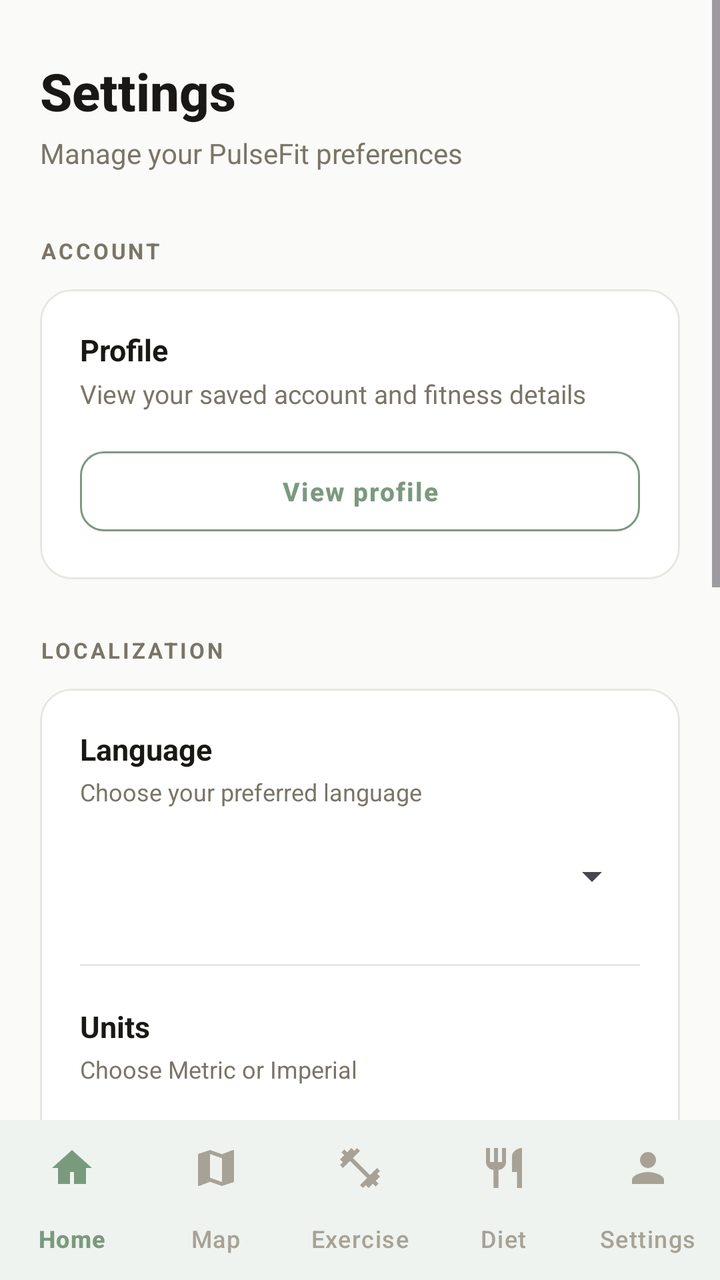
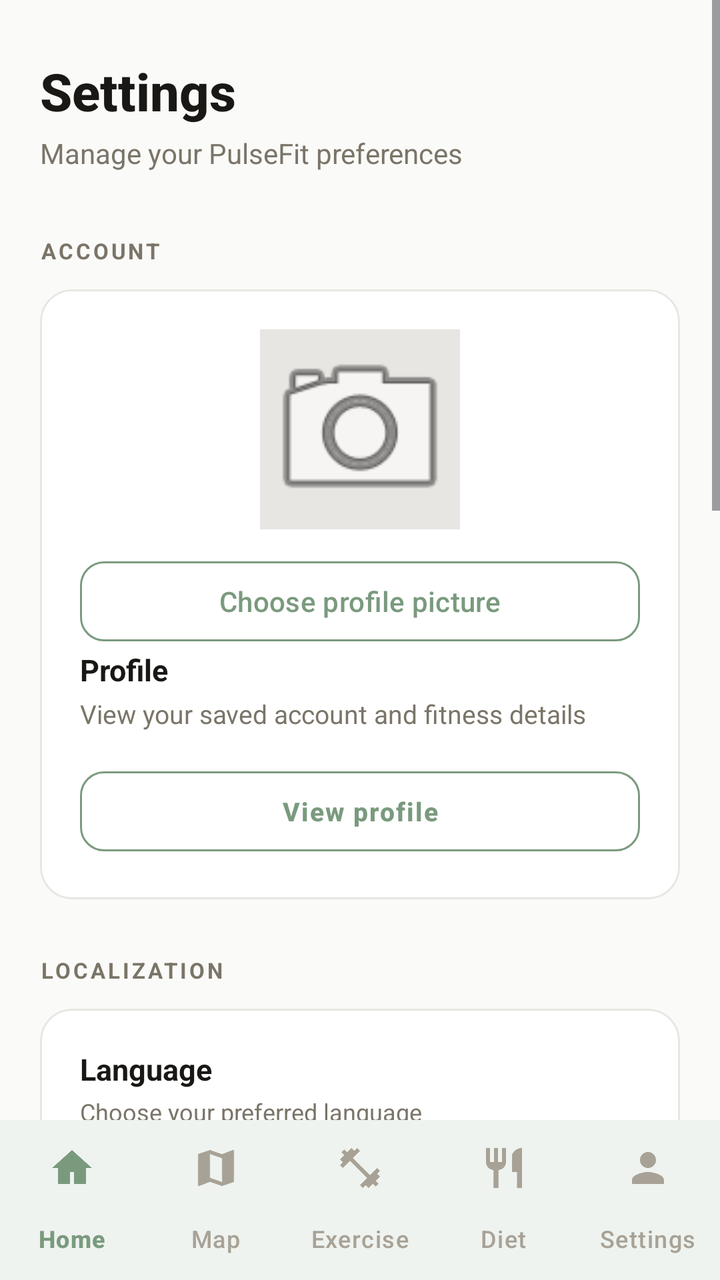

Compare the two renders of this Android layout. The source of the first and the diff that turns it into the second are given below.
<!-- AndroidManifest.xml: application theme Theme.PulseFit_App -->
<!-- res/layout/activity_settings.xml -->
<?xml version="1.0" encoding="utf-8"?>
<LinearLayout
    xmlns:android="http://schemas.android.com/apk/res/android"
    xmlns:app="http://schemas.android.com/apk/res-auto"
    xmlns:tools="http://schemas.android.com/tools"
    android:id="@+id/main"
    android:layout_width="match_parent"
    android:layout_height="match_parent"
    android:orientation="vertical"
    android:background="@color/bg"
    tools:context=".Settings">

    
    <ScrollView
        android:layout_width="match_parent"
        android:layout_height="0dp"
        android:layout_weight="1"
        android:fillViewport="true"
        android:clipToPadding="false">

        <LinearLayout
            android:layout_width="match_parent"
            android:layout_height="wrap_content"
            android:orientation="vertical"
            android:paddingStart="20dp"
            android:paddingTop="28dp"
            android:paddingEnd="20dp"
            android:paddingBottom="24dp">

            
            <TextView
                android:layout_width="match_parent"
                android:layout_height="wrap_content"
                android:text="Settings"
                android:textColor="@color/text_primary"
                android:textSize="26sp"
                android:textStyle="bold"
                android:fontFamily="sans-serif-medium" />

            <TextView
                android:layout_width="match_parent"
                android:layout_height="wrap_content"
                android:layout_marginTop="4dp"
                android:text="Manage your PulseFit preferences"
                android:textColor="@color/text_secondary"
                android:textSize="14sp" />

            
            <TextView
                android:layout_width="match_parent"
                android:layout_height="wrap_content"
                android:layout_marginTop="32dp"
                android:text="ACCOUNT"
                android:textColor="@color/text_secondary"
                android:textSize="11sp"
                android:letterSpacing="0.12"
                android:textStyle="bold" />

            <com.google.android.material.card.MaterialCardView
                android:layout_width="match_parent"
                android:layout_height="wrap_content"
                android:layout_marginTop="12dp"
                app:cardBackgroundColor="@color/surface"
                app:cardCornerRadius="16dp"
                app:cardElevation="0dp"
                app:strokeColor="@color/divider"
                app:strokeWidth="1dp">

                <LinearLayout
                    android:layout_width="match_parent"
                    android:layout_height="wrap_content"
                    android:orientation="vertical"
                    android:padding="20dp">

                    <TextView
                        android:layout_width="match_parent"
                        android:layout_height="wrap_content"
                        android:text="Profile"
                        android:textColor="@color/text_primary"
                        android:textSize="15sp"
                        android:textStyle="bold" />

                    <TextView
                        android:layout_width="match_parent"
                        android:layout_height="wrap_content"
                        android:layout_marginTop="3dp"
                        android:text="View your saved account and fitness details"
                        android:textColor="@color/text_secondary"
                        android:textSize="13sp" />

                    <com.google.android.material.button.MaterialButton
                        android:id="@+id/profileDetailsButton"
                        style="@style/Widget.Material3.Button.OutlinedButton"
                        android:layout_width="match_parent"
                        android:layout_height="48dp"
                        android:layout_marginTop="16dp"
                        android:text="View profile"
                        android:textColor="@color/accent"
                        android:textSize="13sp"
                        android:letterSpacing="0.05"
                        android:textStyle="bold"
                        app:cornerRadius="12dp"
                        app:strokeColor="@color/accent"
                        app:strokeWidth="1dp" />

                </LinearLayout>
            </com.google.android.material.card.MaterialCardView>

            
            <TextView
                android:layout_width="match_parent"
                android:layout_height="wrap_content"
                android:layout_marginTop="28dp"
                android:text="LOCALIZATION"
                android:textColor="@color/text_secondary"
                android:textSize="11sp"
                android:letterSpacing="0.12"
                android:textStyle="bold" />

            <com.google.android.material.card.MaterialCardView
                android:layout_width="match_parent"
                android:layout_height="wrap_content"
                android:layout_marginTop="12dp"
                app:cardBackgroundColor="@color/surface"
                app:cardCornerRadius="16dp"
                app:cardElevation="0dp"
                app:strokeColor="@color/divider"
                app:strokeWidth="1dp">

                <LinearLayout
                    android:layout_width="match_parent"
                    android:layout_height="wrap_content"
                    android:orientation="vertical"
                    android:padding="20dp">

                    
                    <TextView
                        android:layout_width="match_parent"
                        android:layout_height="wrap_content"
                        android:text="Language"
                        android:textColor="@color/text_primary"
                        android:textSize="15sp"
                        android:textStyle="bold" />

                    <TextView
                        android:layout_width="match_parent"
                        android:layout_height="wrap_content"
                        android:layout_marginTop="3dp"
                        android:text="Choose your preferred language"
                        android:textColor="@color/text_secondary"
                        android:textSize="12sp" />

                    <Spinner
                        android:id="@+id/languageSpinner"
                        android:layout_width="match_parent"
                        android:layout_height="48dp"
                        android:layout_marginTop="10dp"
                        android:paddingStart="12dp"
                        android:paddingEnd="12dp" />

                    
                    <View
                        android:layout_width="match_parent"
                        android:layout_height="1dp"
                        android:layout_marginTop="20dp"
                        android:background="@color/divider" />

                    
                    <TextView
                        android:layout_width="match_parent"
                        android:layout_height="wrap_content"
                        android:layout_marginTop="20dp"
                        android:text="Units"
                        android:textColor="@color/text_primary"
                        android:textSize="15sp"
                        android:textStyle="bold" />

                    <TextView
                        android:layout_width="match_parent"
                        android:layout_height="wrap_content"
                        android:layout_marginTop="3dp"
                        android:text="Choose Metric or Imperial"
                        android:textColor="@color/text_secondary"
                        android:textSize="12sp" />

                    <Spinner
                        android:id="@+id/unitsSpinner"
                        android:layout_width="match_parent"
                        android:layout_height="48dp"
                        android:layout_marginTop="10dp"
                        android:paddingStart="12dp"
                        android:paddingEnd="12dp" />

                </LinearLayout>
            </com.google.android.material.card.MaterialCardView>

            
            <TextView
                android:layout_width="match_parent"
                android:layout_height="wrap_content"
                android:layout_marginTop="28dp"
                android:text="CLOUD DATA"
                android:textColor="@color/text_secondary"
                android:textSize="11sp"
                android:letterSpacing="0.12"
                android:textStyle="bold" />

            <com.google.android.material.card.MaterialCardView
                android:layout_width="match_parent"
                android:layout_height="wrap_content"
                android:layout_marginTop="12dp"
                app:cardBackgroundColor="@color/surface"
                app:cardCornerRadius="16dp"
                app:cardElevation="0dp"
                app:strokeColor="@color/divider"
                app:strokeWidth="1dp">

                <LinearLayout
                    android:layout_width="match_parent"
                    android:layout_height="wrap_content"
                    android:orientation="vertical"
                    android:padding="20dp">

                    
                    <LinearLayout
                        android:layout_width="match_parent"
                        android:layout_height="wrap_content"
                        android:gravity="center_vertical"
                        android:orientation="horizontal">

                        <LinearLayout
                            android:layout_width="0dp"
                            android:layout_height="wrap_content"
                            android:layout_weight="1"
                            android:layout_marginEnd="12dp"
                            android:orientation="vertical">

                            <TextView
                                android:layout_width="match_parent"
                                android:layout_height="wrap_content"
                                android:text="Cloud sync"
                                android:textColor="@color/text_primary"
                                android:textSize="15sp"
                                android:textStyle="bold" />

                            <TextView
                                android:layout_width="match_parent"
                                android:layout_height="wrap_content"
                                android:layout_marginTop="3dp"
                                android:text="Keep your data in sync across devices"
                                android:textColor="@color/text_secondary"
                                android:textSize="12sp" />

                        </LinearLayout>

                        <com.google.android.material.materialswitch.MaterialSwitch
                            android:id="@+id/syncSwitch"
                            android:layout_width="wrap_content"
                            android:layout_height="wrap_content" />

                    </LinearLayout>

                    
                    <com.google.android.material.button.MaterialButton
                        android:id="@+id/manualSyncButton"
                        style="@style/Widget.Material3.Button.OutlinedButton"
                        android:layout_width="match_parent"
                        android:layout_height="48dp"
                        android:layout_marginTop="20dp"
                        android:text="Sync now"
                        android:textColor="@color/accent"
                        android:textSize="13sp"
                        android:letterSpacing="0.05"
                        android:textStyle="bold"
                        app:cornerRadius="12dp"
                        app:strokeColor="@color/accent"
                        app:strokeWidth="1dp"
                        app:iconTint="@color/accent"
                        app:iconGravity="textStart"
                        app:iconPadding="8dp" />

                </LinearLayout>
            </com.google.android.material.card.MaterialCardView>

            
            <TextView
                android:layout_width="match_parent"
                android:layout_height="wrap_content"
                android:layout_marginTop="28dp"
                android:text="SYSTEM"
                android:textColor="@color/text_secondary"
                android:textSize="11sp"
                android:letterSpacing="0.12"
                android:textStyle="bold" />

            <com.google.android.material.card.MaterialCardView
                android:layout_width="match_parent"
                android:layout_height="wrap_content"
                android:layout_marginTop="12dp"
                app:cardBackgroundColor="@color/surface"
                app:cardCornerRadius="16dp"
                app:cardElevation="0dp"
                app:strokeColor="@color/divider"
                app:strokeWidth="1dp">

                <LinearLayout
                    android:layout_width="match_parent"
                    android:layout_height="wrap_content"
                    android:orientation="horizontal"
                    android:gravity="center_vertical"
                    android:padding="20dp">

                    <TextView
                        android:layout_width="0dp"
                        android:layout_height="wrap_content"
                        android:layout_weight="1"
                        android:text="App version"
                        android:textColor="@color/text_primary"
                        android:textSize="15sp" />

                    <TextView
                        android:id="@+id/versionText"
                        android:layout_width="wrap_content"
                        android:layout_height="wrap_content"
                        android:text="1.0.0-alpha"
                        android:textColor="@color/text_secondary"
                        android:textSize="14sp"
                        android:fontFamily="monospace" />

                </LinearLayout>
            </com.google.android.material.card.MaterialCardView>

            
            <com.google.android.material.button.MaterialButton
                android:id="@+id/logoutButton"
                style="@style/Widget.Material3.Button.OutlinedButton"
                android:layout_width="match_parent"
                android:layout_height="54dp"
                android:layout_marginTop="28dp"
                android:layout_marginBottom="16dp"
                android:text="Log out"
                android:textColor="@color/danger"
                android:textSize="14sp"
                android:letterSpacing="0.05"
                android:textStyle="bold"
                app:cornerRadius="16dp"
                app:strokeColor="@color/danger"
                app:strokeWidth="1dp" />

        </LinearLayout>

    </ScrollView>

    
    <com.google.android.material.bottomnavigation.BottomNavigationView
        android:id="@+id/bottomNav"
        android:layout_width="match_parent"
        android:layout_height="wrap_content"
        android:background="@color/surface"
        app:elevation="8dp"
        app:labelVisibilityMode="labeled"
        app:itemIconTint="@color/nav_item_tint"
        app:itemTextColor="@color/nav_item_tint"
        app:itemActiveIndicatorStyle="@style/SoftNavIndicator"
        app:menu="@menu/bottom_nav_menu" />

</LinearLayout>
<!-- resources referenced by this layout -->
<resources>
  <color name="accent">#7A9A7E</color>
  <color name="bg">#FAFAF8</color>
  <color name="danger">#C75B4A</color>
  <color name="divider">#E8E6E2</color>
  <color name="surface">#FFFFFF</color>
  <color name="text_primary">#1A1815</color>
  <color name="text_secondary">#7A7568</color>
  <style name="SoftNavIndicator" parent="Widget.Material3.BottomNavigationView.ActiveIndicator">
          <item name="android:color">@color/accent_soft</item>
          <item name="android:width">56dp</item>
          <item name="android:height">32dp</item>
      </style>
  <style name="Theme.PulseFit_App" parent="Theme.Material3.Light.NoActionBar">
  
          <item name="colorPrimary">@color/accent</item>
          <item name="colorOnPrimary">@color/white</item>
          <item name="colorPrimaryContainer">@color/accent_soft</item>
          <item name="colorOnPrimaryContainer">@color/accent_dark</item>
  
          <item name="colorSecondary">@color/terracotta</item>
          <item name="colorOnSecondary">@color/white</item>
  
          <item name="colorError">@color/danger</item>
          <item name="colorOnError">@color/white</item>
          <item name="android:colorBackground">@color/bg</item>
          <item name="colorSurface">@color/surface</item>
          <item name="colorSurfaceVariant">@color/surface_variant</item>
          <item name="colorOnSurface">@color/text_primary</item>
          <item name="colorOnSurfaceVariant">@color/text_secondary</item>
          <item name="colorOutline">@color/divider</item>
          <item name="android:statusBarColor">@color/bg</item>
          <item name="android:navigationBarColor">@color/surface</item>
          <item name="android:windowLightStatusBar">true</item>
          <item name="android:windowLightNavigationBar" tools:targetApi="27">true</item>
  
      </style>
  <color name="accent_soft">#E8F0E9</color>
  <color name="white">#FFFFFF</color>
  <color name="accent_dark">#5E7A62</color>
  <color name="terracotta">#C4846A</color>
  <color name="surface_variant">#F0EFEC</color>
</resources>

<!-- the commit's change to res/layout/activity_settings.xml (unified diff, before → after) -->
@@ -71,6 +71,27 @@
                     android:layout_height="wrap_content"
                     android:orientation="vertical"
                     android:padding="20dp">
+
+                    <ImageView
+                        android:id="@+id/profileImage"
+                        android:layout_width="100dp"
+                        android:layout_height="100dp"
+                        android:layout_gravity="center_horizontal"
+                        android:src="@android:drawable/ic_menu_camera"
+                        android:scaleType="centerCrop"
+                        android:contentDescription="Profile picture"
+                        android:background="@color/divider" />
+
+                    <com.google.android.material.button.MaterialButton
+                        android:id="@+id/chooseProfilePictureButton"
+                        style="@style/Widget.Material3.Button.OutlinedButton"
+                        android:layout_width="match_parent"
+                        android:layout_height="48dp"
+                        android:layout_marginTop="12dp"
+                        android:text="Choose profile picture"
+                        android:textColor="@color/accent"
+                        app:cornerRadius="12dp"
+                        app:strokeColor="@color/accent" />
 
                     <TextView
                         android:layout_width="match_parent"
